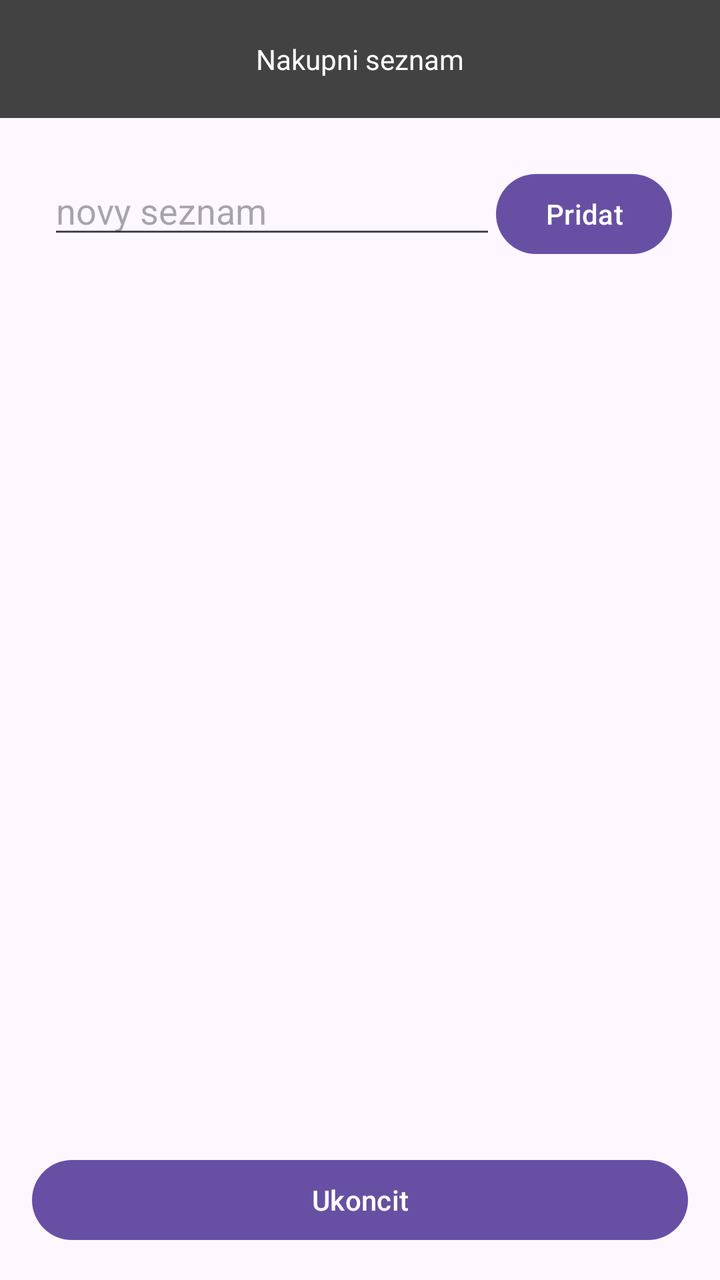
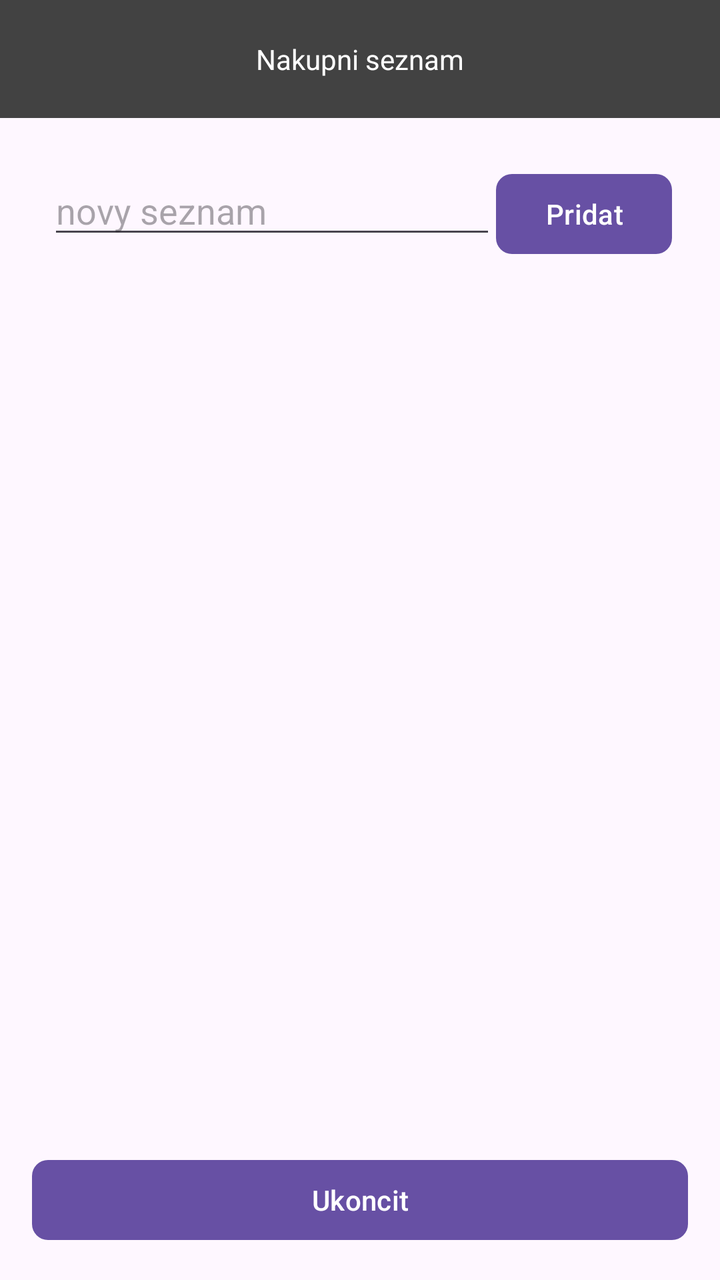

Screens rendered from an Android XML layout before and after an edit, with the pre-edit source and the edit as a unified diff.
<!-- AndroidManifest.xml: application theme Theme.Ukol3 -->
<!-- res/layout/activity_lists.xml -->
<?xml version="1.0" encoding="utf-8"?>
<LinearLayout xmlns:android="http://schemas.android.com/apk/res/android"
    xmlns:app="http://schemas.android.com/apk/res-auto"
    xmlns:tools="http://schemas.android.com/tools"
    android:id="@+id/main"
    android:layout_width="match_parent"
    android:layout_height="match_parent"
    android:orientation="vertical"
    tools:context=".ListsActivity">

    <TextView
        android:id="@+id/textView"
        android:layout_width="match_parent"
        android:layout_height="wrap_content"
        android:textAlignment="center"
        android:padding="20dp"
        android:background="@color/cardview_dark_background"
        android:textColor="@color/white"
        android:text="@string/app_name" />

    <LinearLayout
        android:layout_width="match_parent"
        android:layout_height="wrap_content"
        android:orientation="horizontal"
        android:layout_marginTop="16dp"
        android:layout_marginLeft="16dp"
        android:layout_marginRight="16dp"
        android:padding="8dp">

        <EditText
            android:id="@+id/etNewListName"
            android:layout_width="0dp"
            android:layout_height="wrap_content"
            android:layout_weight="1"
            android:ems="10"
            android:hint="@string/new_list"
            android:inputType="textCapSentences" />


        <Button
            android:id="@+id/add_newList"
            android:layout_width="wrap_content"
            android:layout_height="wrap_content"
            android:text="@string/add_item" />
    </LinearLayout>

    <androidx.recyclerview.widget.RecyclerView
        android:id="@+id/rvListOfLists"
        android:layout_width="match_parent"
        android:layout_height="0dp"
        android:layout_marginLeft="16dp"
        android:layout_marginRight="16dp"
        android:scrollbars="vertical"
        android:layout_weight="1" />

    <Button
        android:id="@+id/btnBack"
        android:layout_width="match_parent"
        android:layout_height="wrap_content"
        android:layout_marginTop="16dp"
        android:layout_marginBottom="16dp"
        android:layout_marginLeft="16dp"
        android:layout_marginRight="16dp"
        android:text="@string/btnClose" />

</LinearLayout>
<!-- resources referenced by this layout -->
<resources>
  <color name="white">#FFFFFFFF</color>
  <string name="add_item">Pridat</string>
  <string name="app_name">Nakupni seznam</string>
  <string name="btnClose">Ukoncit</string>
  <string name="new_list">novy seznam</string>
  <style name="Theme.Ukol3" parent="Base.Theme.Ukol3" />
  <style name="Base.Theme.Ukol3" parent="Theme.Material3.DayNight.NoActionBar">
          
          
      </style>
</resources>

<!-- the commit's change to res/layout/activity_lists.xml (unified diff, before → after) -->
@@ -41,6 +41,7 @@
             android:id="@+id/add_newList"
             android:layout_width="wrap_content"
             android:layout_height="wrap_content"
+            app:cornerRadius="8dp"
             android:text="@string/add_item" />
     </LinearLayout>
 
@@ -61,6 +62,7 @@
         android:layout_marginBottom="16dp"
         android:layout_marginLeft="16dp"
         android:layout_marginRight="16dp"
+        app:cornerRadius="8dp"
         android:text="@string/btnClose" />
 
 </LinearLayout>
